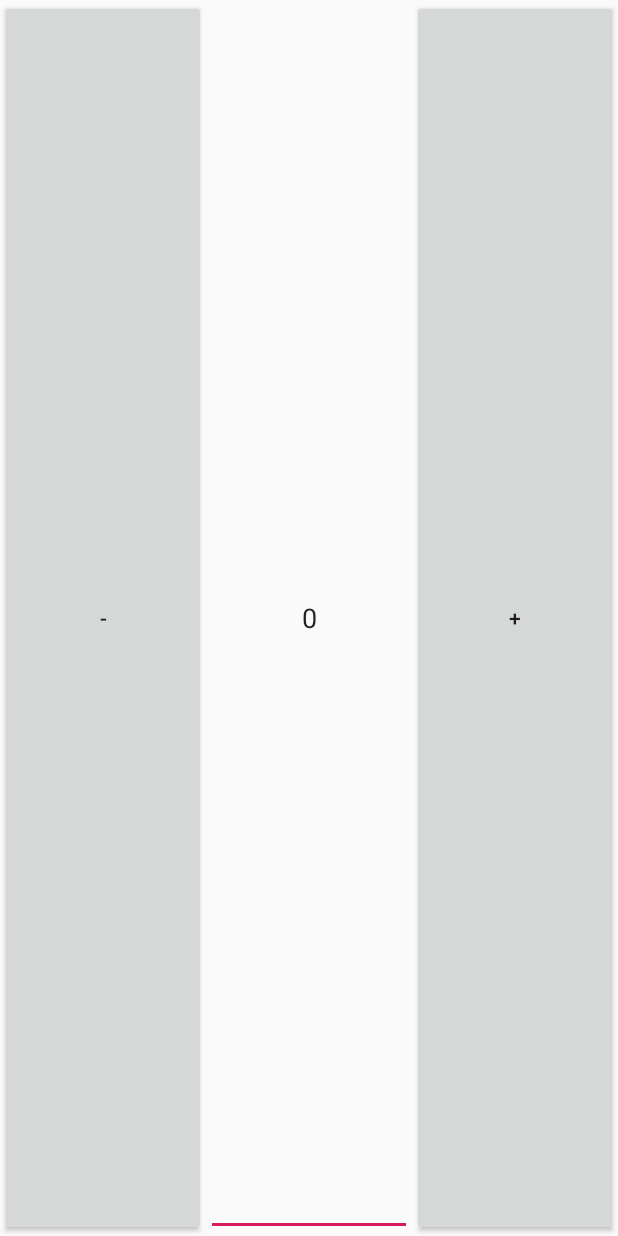
After one commit to therealtod/MidiChallenge, an Android app: the layout horizontal_number_picker.xml on its own in the app's theme, with its tools: preview values and no code run, on a phone screen of 412 x 824 dp. The commit adds this screen. Run offline under Robolectric (Android 15) with nearby library versions, the phone set to English and light mode, and no system bars.

Commit message:
number picker creation don't work

```diff
--- /dev/null
+++ b/app/src/main/res/layout/horizontal_number_picker.xml
@@ -0,0 +1,29 @@
+<?xml version="1.0" encoding="utf-8"?>
+<LinearLayout xmlns:android="http://schemas.android.com/apk/res/android"
+    android:layout_width="match_parent"
+    android:layout_height="match_parent"
+    android:orientation="horizontal">
+
+    <Button
+        android:id="@+id/btn_less"
+        android:layout_width="0sp"
+        android:layout_height="match_parent"
+        android:layout_weight="1"
+        android:text="@string/number_picker_btn_less" />
+
+    <EditText
+        android:id="@+id/et_number"
+        android:layout_width="0sp"
+        android:layout_height="match_parent"
+        android:layout_weight="1"
+        android:textAlignment="center"
+        android:inputType="number"
+        android:text="@string/number_picker_txt" />
+
+    <Button
+        android:id="@+id/btn_more"
+        android:layout_width="0sp"
+        android:layout_height="match_parent"
+        android:layout_weight="1"
+        android:text="@string/number_picker_btn_more" />
+</LinearLayout>
--- a/app/src/main/res/values/strings.xml
+++ b/app/src/main/res/values/strings.xml
@@ -23,9 +23,8 @@
     <string name="game_activity_suggestion_txt">Suggerimento:</string>
     <string name="game_activity_play_btn">Play</string>
     <string name="game_activity_confirm_btn">Conferma</string>
-    <string name="game_activity_btn_less">-</string>
-    <string name="game_activity_et_number">0</string>
-    <string name="game_activity_btn_more">+</string>
-
+    <string name="number_picker_btn_less">-</string>
+    <string name="number_picker_txt">0</string>
+    <string name="number_picker_btn_more">+</string>
 
 </resources>
```
Also changed, not shown: app/src/main/java/com/example/sarabanda/GameActivity.kt (+4 -3 lines), app/src/main/java/com/example/sarabanda/views/HorizontalNumberPicker.kt (added, +67 -0 lines), app/src/main/res/layout/activity_game.xml (+13 -1 lines), 1 other file.
